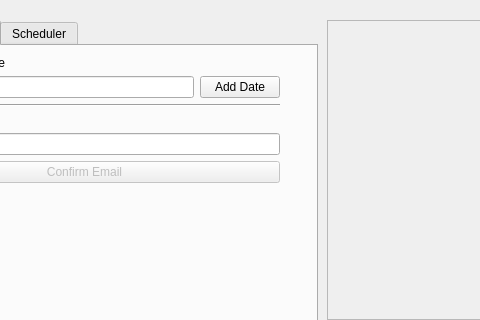
Before: the Qt Designer form _ui/FlashLapse_CP.ui in CoSE-Jerry/Flashlapse_NEO, drawn with Qt 5; both pictures show x 153 to 633 and y 0 to 320 of the 800 by 545 pixel window.
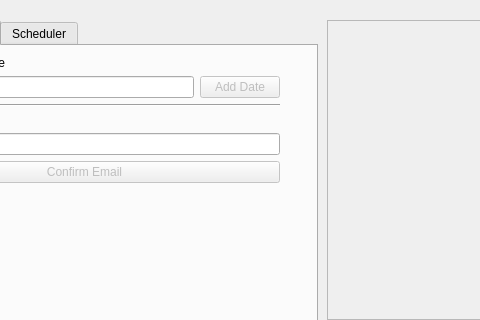
After: the same form once the commit is applied. Icons and pictures are not drawn.

```diff
--- a/_ui/FlashLapse_CP.ui
+++ b/_ui/FlashLapse_CP.ui
@@ -650,6 +650,9 @@
            </item>
            <item>
             <widget class="QPushButton" name="add_Date">
+             <property name="enabled">
+              <bool>false</bool>
+             </property>
              <property name="text">
               <string>Add Date</string>
              </property>
```
